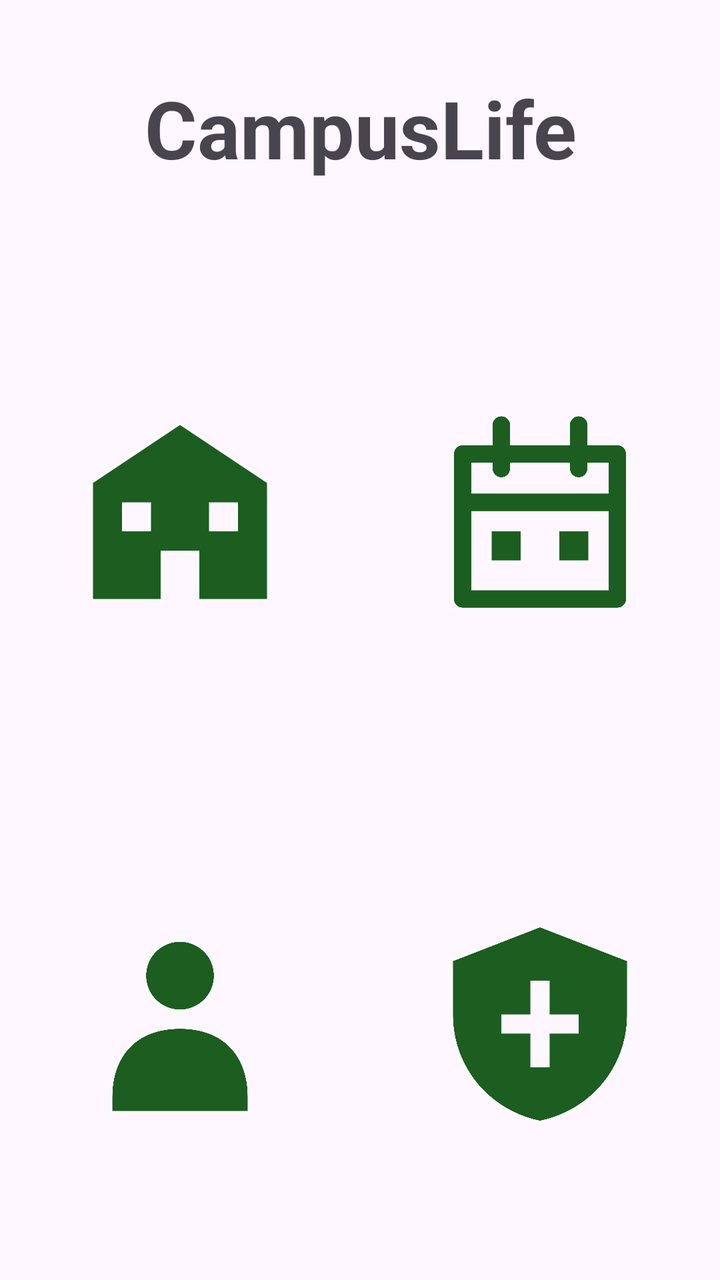
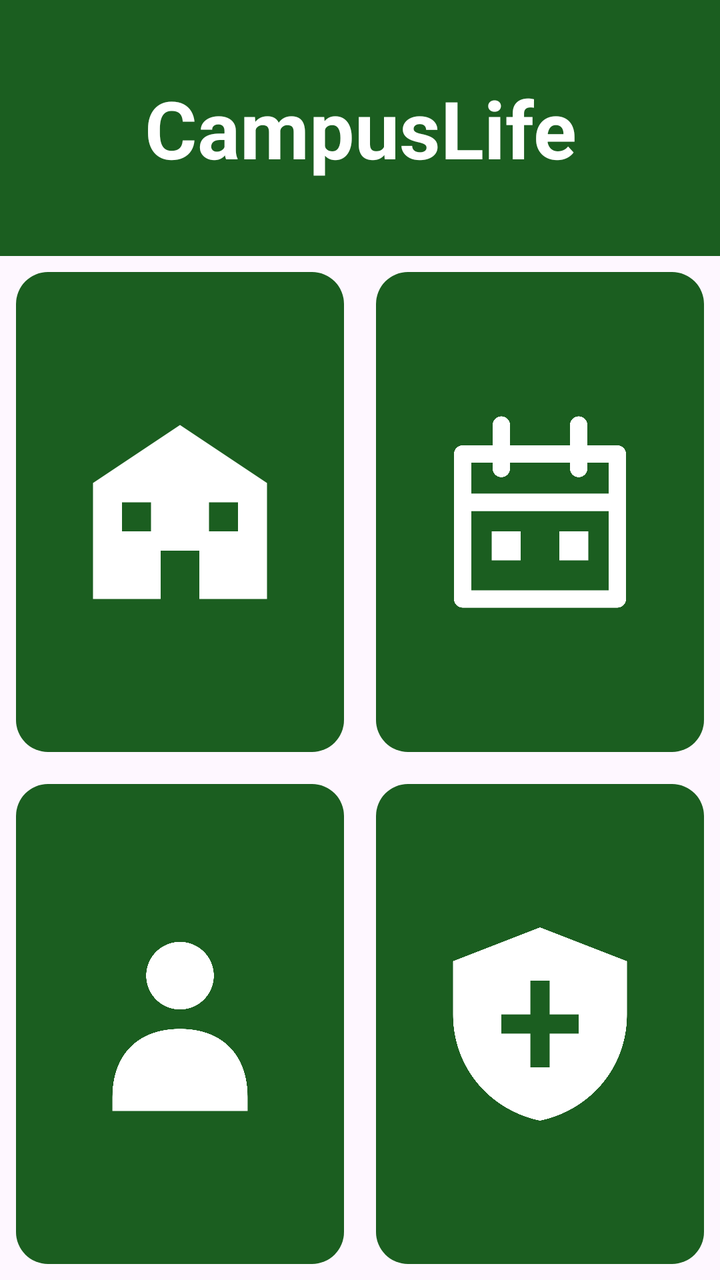

An Android layout rendered at two revisions. The XML below is the earlier revision; the diff shows what the commit changed to produce the second picture.
<!-- AndroidManifest.xml: application theme Theme._20243006965AssignmentOne -->
<!-- res/layout/activity_main.xml -->
<?xml version="1.0" encoding="utf-8"?>
<LinearLayout xmlns:android="http://schemas.android.com/apk/res/android"
    android:id="@+id/main"
    android:layout_width="match_parent"
    android:layout_height="match_parent"
    android:orientation="vertical">

    
    <TextView
        android:id="@+id/tvBanner"
        android:layout_width="match_parent"
        android:layout_height="0dp"
        android:layout_weight="1"
        android:gravity="center"
        android:text="@string/banner_title"
        android:textSize="40sp"
        android:textStyle="bold" />

    
    <LinearLayout
        android:layout_width="match_parent"
        android:layout_height="0dp"
        android:layout_weight="4"
        android:orientation="vertical">

        <LinearLayout
            android:layout_width="match_parent"
            android:layout_height="0dp"
            android:layout_weight="1"
            android:orientation="horizontal">

            <ImageButton
                android:id="@+id/btnFacilities"
                android:layout_width="0dp"
                android:layout_height="match_parent"
                android:layout_weight="1"
                android:layout_margin="8dp"
                android:background="?attr/selectableItemBackgroundBorderless"
                android:contentDescription="@string/cd_facilities"
                android:padding="24dp"
                android:scaleType="fitCenter"
                android:src="@drawable/ic_facilities" />

            <ImageButton
                android:id="@+id/btnEvents"
                android:layout_width="0dp"
                android:layout_height="match_parent"
                android:layout_weight="1"
                android:layout_margin="8dp"
                android:background="?attr/selectableItemBackgroundBorderless"
                android:contentDescription="@string/cd_events"
                android:padding="24dp"
                android:scaleType="fitCenter"
                android:src="@drawable/ic_events" />
        </LinearLayout>

        <LinearLayout
            android:layout_width="match_parent"
            android:layout_height="0dp"
            android:layout_weight="1"
            android:orientation="horizontal">

            <ImageButton
                android:id="@+id/btnClubs"
                android:layout_width="0dp"
                android:layout_height="match_parent"
                android:layout_weight="1"
                android:layout_margin="8dp"
                android:background="?attr/selectableItemBackgroundBorderless"
                android:contentDescription="@string/cd_clubs"
                android:padding="24dp"
                android:scaleType="fitCenter"
                android:src="@drawable/ic_clubs" />

            <ImageButton
                android:id="@+id/btnSupport"
                android:layout_width="0dp"
                android:layout_height="match_parent"
                android:layout_weight="1"
                android:layout_margin="8dp"
                android:background="?attr/selectableItemBackgroundBorderless"
                android:contentDescription="@string/cd_support"
                android:padding="24dp"
                android:scaleType="fitCenter"
                android:src="@drawable/ic_support" />
        </LinearLayout>
    </LinearLayout>
</LinearLayout>
<!-- resources referenced by this layout -->
<resources>
  <!-- drawable ic_clubs (drawable) -->
  <vector xmlns:android="http://schemas.android.com/apk/res/android"
      android:width="24dp"
      android:height="24dp"
      android:viewportWidth="24"
      android:viewportHeight="24">
      <path
          android:fillColor="#1B5E20"
          android:pathData="M12,10.5 A3.5,3.5 0 1,0 12,3.5 A3.5,3.5 0 1,0 12,10.5 Z" />
      <path
          android:fillColor="#1B5E20"
          android:pathData="M12,12.5 C7.6,12.5 5,15.2 5,19.6 L5,21 L19,21 L19,19.6 C19,15.2 16.4,12.5 12,12.5 Z" />
  </vector>
  <!-- drawable ic_events (drawable) -->
  <vector xmlns:android="http://schemas.android.com/apk/res/android"
      android:width="24dp"
      android:height="24dp"
      android:viewportWidth="24"
      android:viewportHeight="24">
      <path
          android:fillColor="#00000000"
          android:pathData="M4,6 L20,6 L20,21 L4,21 Z"
          android:strokeColor="#1B5E20"
          android:strokeLineJoin="round"
          android:strokeWidth="1.8" />
      <path
          android:fillColor="#00000000"
          android:pathData="M4,11 L20,11"
          android:strokeColor="#1B5E20"
          android:strokeWidth="1.8" />
      <path
          android:fillColor="#00000000"
          android:pathData="M8,3 L8,7.5"
          android:strokeColor="#1B5E20"
          android:strokeLineCap="round"
          android:strokeWidth="1.8" />
      <path
          android:fillColor="#00000000"
          android:pathData="M16,3 L16,7.5"
          android:strokeColor="#1B5E20"
          android:strokeLineCap="round"
          android:strokeWidth="1.8" />
      <path
          android:fillColor="#1B5E20"
          android:pathData="M7,14 L10,14 L10,17 L7,17 Z M14,14 L17,14 L17,17 L14,17 Z" />
  </vector>
  <!-- drawable ic_facilities (drawable) -->
  <vector xmlns:android="http://schemas.android.com/apk/res/android"
      android:width="24dp"
      android:height="24dp"
      android:viewportWidth="24"
      android:viewportHeight="24">
      <path
          android:fillColor="#1B5E20"
          android:fillType="evenOdd"
          android:pathData="M3,21 L3,9 L12,3 L21,9 L21,21 Z M6,11 L9,11 L9,14 L6,14 Z M15,11 L18,11 L18,14 L15,14 Z M10,16 L14,16 L14,21 L10,21 Z" />
  </vector>
  <!-- drawable ic_support (drawable) -->
  <vector xmlns:android="http://schemas.android.com/apk/res/android"
      android:width="24dp"
      android:height="24dp"
      android:viewportWidth="24"
      android:viewportHeight="24">
      <path
          android:fillColor="#1B5E20"
          android:fillType="evenOdd"
          android:pathData="M12,2 L21,5.5 L21,11 C21,16.5 17.2,20.9 12,22 C6.8,20.9 3,16.5 3,11 L3,5.5 Z M11,7.5 L11,11 L8,11 L8,13 L11,13 L11,16.5 L13,16.5 L13,13 L16,13 L16,11 L13,11 L13,7.5 Z" />
  </vector>
  <string name="banner_title">CampusLife</string>
  <string name="cd_clubs">Clubs</string>
  <string name="cd_events">Events</string>
  <string name="cd_facilities">Facilities</string>
  <string name="cd_support">Support</string>
  <style name="Theme._20243006965AssignmentOne" parent="Base.Theme._20243006965AssignmentOne" />
  <style name="Base.Theme._20243006965AssignmentOne" parent="Theme.Material3.DayNight.NoActionBar">
          
          
      </style>
</resources>

<!-- the commit's change to res/layout/activity_main.xml (unified diff, before → after) -->
@@ -11,8 +11,10 @@
         android:layout_width="match_parent"
         android:layout_height="0dp"
         android:layout_weight="1"
+        android:background="@color/green"
         android:gravity="center"
         android:text="@string/banner_title"
+        android:textColor="@color/white"
         android:textSize="40sp"
         android:textStyle="bold" />
 
@@ -35,7 +37,8 @@
                 android:layout_height="match_parent"
                 android:layout_weight="1"
                 android:layout_margin="8dp"
-                android:background="?attr/selectableItemBackgroundBorderless"
+                android:background="@drawable/btn_selector"
+                android:backgroundTint="@null"
                 android:contentDescription="@string/cd_facilities"
                 android:padding="24dp"
                 android:scaleType="fitCenter"
@@ -47,7 +50,8 @@
                 android:layout_height="match_parent"
                 android:layout_weight="1"
                 android:layout_margin="8dp"
-                android:background="?attr/selectableItemBackgroundBorderless"
+                android:background="@drawable/btn_selector"
+                android:backgroundTint="@null"
                 android:contentDescription="@string/cd_events"
                 android:padding="24dp"
                 android:scaleType="fitCenter"
@@ -66,7 +70,8 @@
                 android:layout_height="match_parent"
                 android:layout_weight="1"
                 android:layout_margin="8dp"
-                android:background="?attr/selectableItemBackgroundBorderless"
+                android:background="@drawable/btn_selector"
+                android:backgroundTint="@null"
                 android:contentDescription="@string/cd_clubs"
                 android:padding="24dp"
                 android:scaleType="fitCenter"
@@ -78,7 +83,8 @@
                 android:layout_height="match_parent"
                 android:layout_weight="1"
                 android:layout_margin="8dp"
-                android:background="?attr/selectableItemBackgroundBorderless"
+                android:background="@drawable/btn_selector"
+                android:backgroundTint="@null"
                 android:contentDescription="@string/cd_support"
                 android:padding="24dp"
                 android:scaleType="fitCenter"
<!-- resource entries referenced after the edit -->
@@ -1,5 +1,23 @@
 <!-- resources referenced by this layout -->
 <resources>
+  <color name="green">#1B5E20</color>
+  <color name="white">#FFFFFFFF</color>
+  <!-- drawable btn_selector (drawable) -->
+  <?xml version="1.0" encoding="utf-8"?>
+  <selector xmlns:android="http://schemas.android.com/apk/res/android">
+      <item android:state_pressed="true">
+          <shape android:shape="rectangle">
+              <solid android:color="@color/light_green" />
+              <corners android:radius="16dp" />
+          </shape>
+      </item>
+      <item>
+          <shape android:shape="rectangle">
+              <solid android:color="@color/green" />
+              <corners android:radius="16dp" />
+          </shape>
+      </item>
+  </selector>
   <!-- drawable ic_clubs (drawable) -->
   <vector xmlns:android="http://schemas.android.com/apk/res/android"
       android:width="24dp"
@@ -7,10 +25,10 @@
       android:viewportWidth="24"
       android:viewportHeight="24">
       <path
-          android:fillColor="#1B5E20"
+          android:fillColor="#FFFFFFFF"
           android:pathData="M12,10.5 A3.5,3.5 0 1,0 12,3.5 A3.5,3.5 0 1,0 12,10.5 Z" />
       <path
-          android:fillColor="#1B5E20"
+          android:fillColor="#FFFFFFFF"
           android:pathData="M12,12.5 C7.6,12.5 5,15.2 5,19.6 L5,21 L19,21 L19,19.6 C19,15.2 16.4,12.5 12,12.5 Z" />
   </vector>
   <!-- drawable ic_events (drawable) -->
@@ -22,28 +40,28 @@
       <path
           android:fillColor="#00000000"
           android:pathData="M4,6 L20,6 L20,21 L4,21 Z"
-          android:strokeColor="#1B5E20"
+          android:strokeColor="#FFFFFFFF"
           android:strokeLineJoin="round"
           android:strokeWidth="1.8" />
       <path
           android:fillColor="#00000000"
           android:pathData="M4,11 L20,11"
-          android:strokeColor="#1B5E20"
+          android:strokeColor="#FFFFFFFF"
           android:strokeWidth="1.8" />
       <path
           android:fillColor="#00000000"
           android:pathData="M8,3 L8,7.5"
-          android:strokeColor="#1B5E20"
+          android:strokeColor="#FFFFFFFF"
           android:strokeLineCap="round"
           android:strokeWidth="1.8" />
       <path
           android:fillColor="#00000000"
           android:pathData="M16,3 L16,7.5"
-          android:strokeColor="#1B5E20"
+          android:strokeColor="#FFFFFFFF"
           android:strokeLineCap="round"
           android:strokeWidth="1.8" />
       <path
-          android:fillColor="#1B5E20"
+          android:fillColor="#FFFFFFFF"
           android:pathData="M7,14 L10,14 L10,17 L7,17 Z M14,14 L17,14 L17,17 L14,17 Z" />
   </vector>
   <!-- drawable ic_facilities (drawable) -->
@@ -53,7 +71,7 @@
       android:viewportWidth="24"
       android:viewportHeight="24">
       <path
-          android:fillColor="#1B5E20"
+          android:fillColor="#FFFFFFFF"
           android:fillType="evenOdd"
           android:pathData="M3,21 L3,9 L12,3 L21,9 L21,21 Z M6,11 L9,11 L9,14 L6,14 Z M15,11 L18,11 L18,14 L15,14 Z M10,16 L14,16 L14,21 L10,21 Z" />
   </vector>
@@ -64,7 +82,7 @@
       android:viewportWidth="24"
       android:viewportHeight="24">
       <path
-          android:fillColor="#1B5E20"
+          android:fillColor="#FFFFFFFF"
           android:fillType="evenOdd"
           android:pathData="M12,2 L21,5.5 L21,11 C21,16.5 17.2,20.9 12,22 C6.8,20.9 3,16.5 3,11 L3,5.5 Z M11,7.5 L11,11 L8,11 L8,13 L11,13 L11,16.5 L13,16.5 L13,13 L16,13 L16,11 L13,11 L13,7.5 Z" />
   </vector>
@@ -74,6 +92,7 @@
   <string name="cd_facilities">Facilities</string>
   <string name="cd_support">Support</string>
   <style name="Theme._20243006965AssignmentOne" parent="Base.Theme._20243006965AssignmentOne" />
+  <color name="light_green">#66BB6A</color>
   <style name="Base.Theme._20243006965AssignmentOne" parent="Theme.Material3.DayNight.NoActionBar">
           
           
